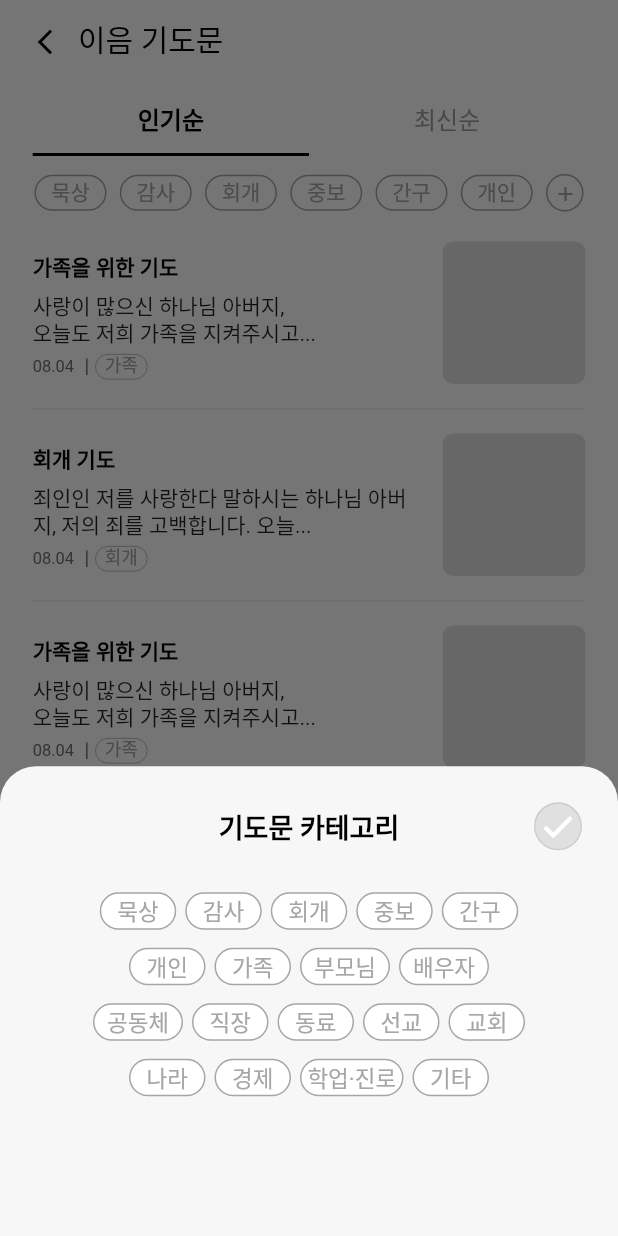
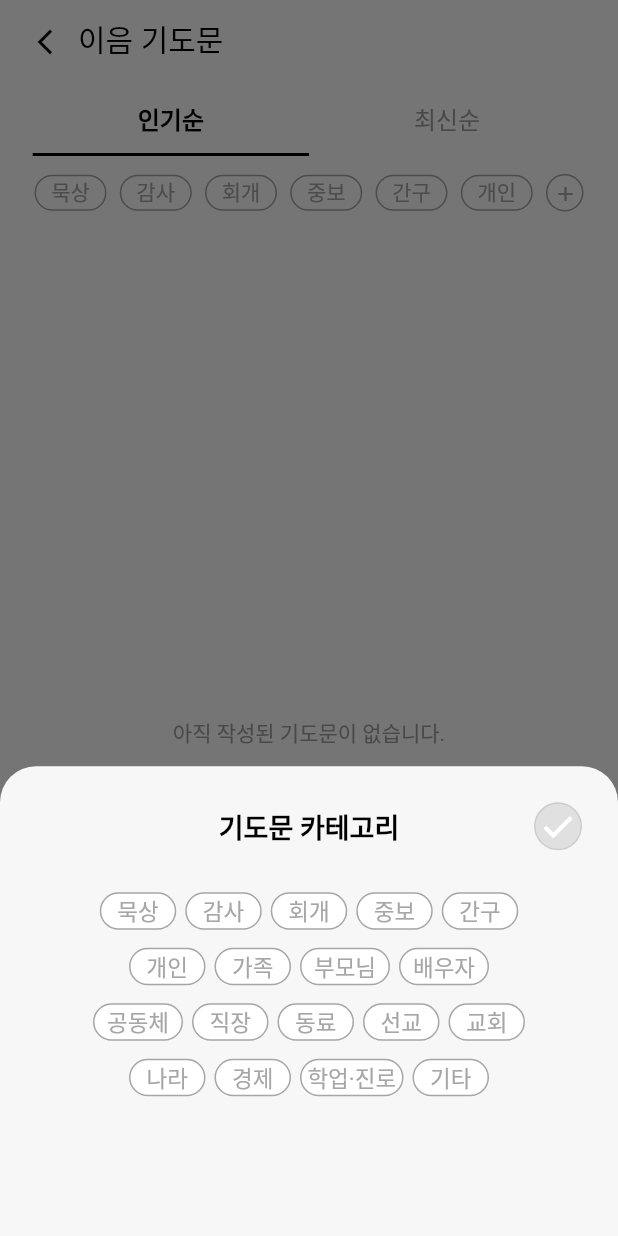
Before and after one commit to mimikeye/ieum_project, a Flutter app: the PrayerDetailScreen screen opened directly, after a tap on the "add" icon, on a phone screen of 412 x 824 dp. Run offline on Flutter 3.47's test engine with Material 3 defaults, Android fonts, the phone set to English and light mode, and no system bars; our stand-ins replace audioplayers, cloud_firestore, firebase_auth, firebase_core, firebase_storage, google_sign_in and 1 more; accounts and stored records are empty; Roboto replaces fonts that are missing (Pretendard); project files that could hold a hidden picture were left out.

Commit message:
community post list ing

```diff
--- a/lib/community_post_detail.dart
+++ b/lib/community_post_detail.dart
@@ -1,6 +1,8 @@
 import 'package:flutter/material.dart';
 
 class CommunityPostDetailScreen extends StatefulWidget {
+  final String communityId;
+  final String postId;
   final String communityName;
   final String title;
   final String content;
@@ -11,6 +13,8 @@ class CommunityPostDetailScreen extends StatefulWidget {
 
   const CommunityPostDetailScreen({
     super.key,
+    required this.communityId,
+    required this.postId,
     required this.communityName,
     required this.title,
     required this.content,
--- a/lib/community_public_list.dart
+++ b/lib/community_public_list.dart
@@ -1,5 +1,7 @@
 import 'package:flutter/material.dart';
 import 'category_selection.dart';
+import 'community_service.dart';
+import 'community_post_detail.dart';
 
 class PrayerDetailScreen extends StatefulWidget {
   const PrayerDetailScreen({super.key});
@@ -11,6 +13,42 @@ class PrayerDetailScreen extends StatefulWidget {
 class _PrayerDetailScreenState extends State<PrayerDetailScreen> {
   // 💡 디폴트 상태: 아무것도 선택되지 않은 상태("")로 시작합니다.
   String selectedTag = "";
+
+  bool _isLoading = true;
+  List<Map<String, dynamic>> _posts = [];
+
+  @override
+  void initState() {
+    super.initState();
+    _loadPosts();
+  }
+
+  Future<void> _loadPosts() async {
+    try {
+      final posts = await CommunityService.getAllPosts(
+        sortBy: 'latest',
+      );
+
+      if (!mounted) return;
+
+      setState(() {
+        _posts = posts;
+        _isLoading = false;
+      });
+    } catch (e) {
+      if (!mounted) return;
+
+      setState(() {
+        _isLoading = false;
+      });
+
+      ScaffoldMessenger.of(context).showSnackBar(
+        const SnackBar(
+          content: Text('게시글을 불러오지 못했습니다.'),
+        ),
+      );
+    }
+  }
 
   final List<String> tags = ["묵상", "감사", "회개", "중보", "간구", "개인"];
 
@@ -110,14 +148,6 @@ class _PrayerDetailScreenState extends State<PrayerDetailScreen> {
 
   // 인기순/최신순 탭 내부 빌드
 Widget _buildPrayerListTab() {
-    final List<Map<String, String>> prayers = List.generate(8, (index) => {
-      'title': index % 2 == 0 ? '가족을 위한 기도' : '회개 기도',
-      'content': index % 2 == 0
-          ? '사랑이 많으신 하나님 아버지,\n오늘도 저희 가족을 지켜주시고...'
-          : '죄인인 저를 사랑한다 말하시는 하나님 아버지, 저의 죄를 고백합니다. 오늘...',
-      'date': '08.04',
-      'tag': index % 2 == 0 ? '가족' : '회개',
-    });
 
     return Column(
       children: [
@@ -172,20 +202,51 @@ Widget _buildPrayerListTab() {
 
         // 하단 기도문 리스트 및 구분선 (좌우 여백 21.8 정렬)
         Expanded(
-          child: ListView.separated(
-            padding: const EdgeInsets.fromLTRB(0, 8, 0, 16),
-            itemCount: prayers.length,
-            // 💡 구분선에도 좌우 여백을 주어 탭 바와 시작/끝점이 정확히 일치하도록 함
-            separatorBuilder: (context, index) => Padding(
-              padding: const EdgeInsets.symmetric(horizontal: 21.8),
+          child: _isLoading
+              ? const Center(
+                  child: CircularProgressIndicator(),
+                )
+              : _posts.isEmpty
+                  ? const Center(
+                      child: Text(
+                        '아직 작성된 기도문이 없습니다.',
+                        style: TextStyle(
+                          fontSize: 14,
+                          color: Colors.grey,
+                          fontFamily: 'Pretendard',
+                        ),
+                      ),
+                    )
+                  : ListView.separated(
+                      padding: const EdgeInsets.fromLTRB(
+                        0,
+                        8,
+                        0,
+                        16,
+                      ),
+                      itemCount: _posts.length,
+                      separatorBuilder: (context, index) =>
+                          Padding(
+                        padding: const EdgeInsets.symmetric(
+                          horizontal: 21.8,
+                        ),
                         child: Container(
-                margin: const EdgeInsets.symmetric(vertical: 16),
+                          margin: const EdgeInsets.symmetric(
+                            vertical: 16,
+                          ),
                           height: 1,
-                color: const Color.fromRGBO(238, 238, 238, 1),
+                          color: const Color.fromRGBO(
+                            238,
+                            238,
+                            238,
+                            1,
+                          ),
                         ),
                       ),
                       itemBuilder: (context, index) {
-              return _buildDetailPrayerCard(prayers[index]);
+                        return _buildDetailPrayerCard(
+                          _posts[index],
+                        );
                       },
                     ),
         ),
@@ -240,20 +301,53 @@ Widget _buildPrayerListTab() {
     );
   }
 
-Widget _buildDetailPrayerCard(Map<String, String> prayer) {
-    return Padding(
-      // 💡 양옆 여백을 21.8로 통일하여 탭 바 라인과 완벽하게 수직 정렬
-      padding: const EdgeInsets.symmetric(horizontal: 21.8),
+  Widget _buildDetailPrayerCard(
+    Map<String, dynamic> prayer,
+  ) {
+    return GestureDetector(
+      onTap: () {
+        final communityId =
+            prayer['communityId'] as String? ?? '';
+
+        final postId =
+            prayer['postId'] as String? ?? '';
+
+        Navigator.push(
+          context,
+          MaterialPageRoute(
+            builder: (context) => CommunityPostDetailScreen(
+              communityId: communityId,
+              postId: postId,
+              communityName:
+                  prayer['communityName'] as String? ?? '이음 기도문',
+              title:
+                  prayer['title'] as String? ?? '',
+              content:
+                  prayer['content'] as String? ?? '',
+              tag:
+                  prayer['category'] as String? ?? '',
+              amenCount:
+                  prayer['amenCount'] as int? ?? 0,
+            ),
+          ),
+        );
+      },
+      child: Padding(
+        padding: const EdgeInsets.symmetric(
+          horizontal: 21.8,
+        ),
         child: Row(
           crossAxisAlignment: CrossAxisAlignment.start,
           children: [
             Expanded(
               child: Column(
-              crossAxisAlignment: CrossAxisAlignment.start,
+                crossAxisAlignment:
+                    CrossAxisAlignment.start,
                 children: [
                   const SizedBox(height: 6),
+
                   Text(
-                  prayer['title']!,
+                    prayer['title'] as String? ?? '',
                     style: const TextStyle(
                       fontSize: 14,
                       fontWeight: FontWeight.w600,
@@ -265,7 +359,7 @@ Widget _buildDetailPrayerCard(Map<String, String> prayer) {
                   const SizedBox(height: 7),
 
                   Text(
-                  prayer['content']!,
+                    prayer['content'] as String? ?? '',
                     maxLines: 2,
                     overflow: TextOverflow.ellipsis,
                     style: const TextStyle(
@@ -280,43 +374,44 @@ Widget _buildDetailPrayerCard(Map<String, String> prayer) {
                   const SizedBox(height: 5),
 
                   Row(
-                  crossAxisAlignment: CrossAxisAlignment.center,
                     children: [
-                    Text(
-                      prayer['date']!,
-                      style: const TextStyle(
+                      const Text(
+                        '최근',
+                        style: TextStyle(
                           fontSize: 11,
-                        fontWeight: FontWeight.w400,
-                        color: Color.fromRGBO(113, 113, 113, 1),
+                          color: Color(0xFF717171),
                           fontFamily: 'Pretendard',
                         ),
                       ),
+
                       const SizedBox(width: 8),
+
                       Container(
                         width: 1,
                         height: 11,
-                      color: const Color.fromRGBO(113, 113, 113, 1),
+                        color: const Color(0xFF717171),
                       ),
+
                       const SizedBox(width: 5),
+
                       Container(
                         width: 35,
                         height: 17,
                         alignment: Alignment.center,
                         decoration: BoxDecoration(
                           border: Border.all(
-                          color: const Color.fromRGBO(166, 166, 166, 1),
+                            color: const Color(0xFFA6A6A6),
                             width: 0.5,
                           ),
-                        borderRadius: BorderRadius.circular(13.4),
+                          borderRadius:
+                              BorderRadius.circular(13.4),
                         ),
                         child: Text(
-                        prayer['tag']!,
+                          prayer['category'] as String? ?? '',
                           style: const TextStyle(
                             fontSize: 12,
-                          fontWeight: FontWeight.w400,
-                          color: Color.fromRGBO(166, 166, 166, 1),
+                            color: Color(0xFFA6A6A6),
                             fontFamily: 'Pretendard',
-                          height: 1.1,
                           ),
                         ),
                       ),
@@ -326,19 +421,20 @@ Widget _buildDetailPrayerCard(Map<String, String> prayer) {
               ),
             ),
 
-          const SizedBox(width: 13), // 텍스트와 이미지 사이의 간격
+            const SizedBox(width: 13),
 
-          // 우측 이미지 영역
             Container(
               width: 95,
               height: 95,
               decoration: BoxDecoration(
                 color: Colors.grey.shade300,
-              borderRadius: BorderRadius.circular(7),
+                borderRadius:
+                    BorderRadius.circular(7),
               ),
             ),
           ],
         ),
+      ),
     );
   }
 }
```
Also changed, not shown: lib/community_main.dart (+160 -43 lines), lib/community_service.dart (+34 -0 lines). Lines whose indentation alone changed are shown as unchanged.
